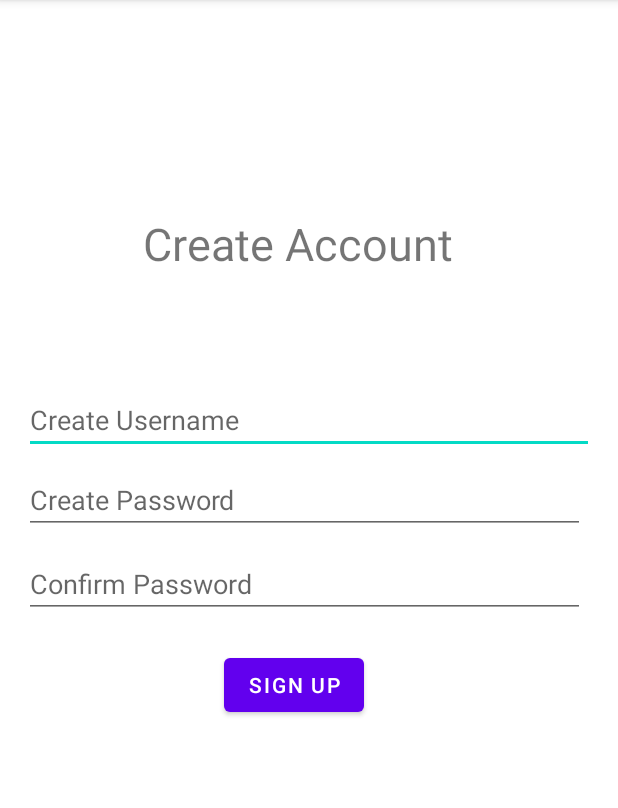
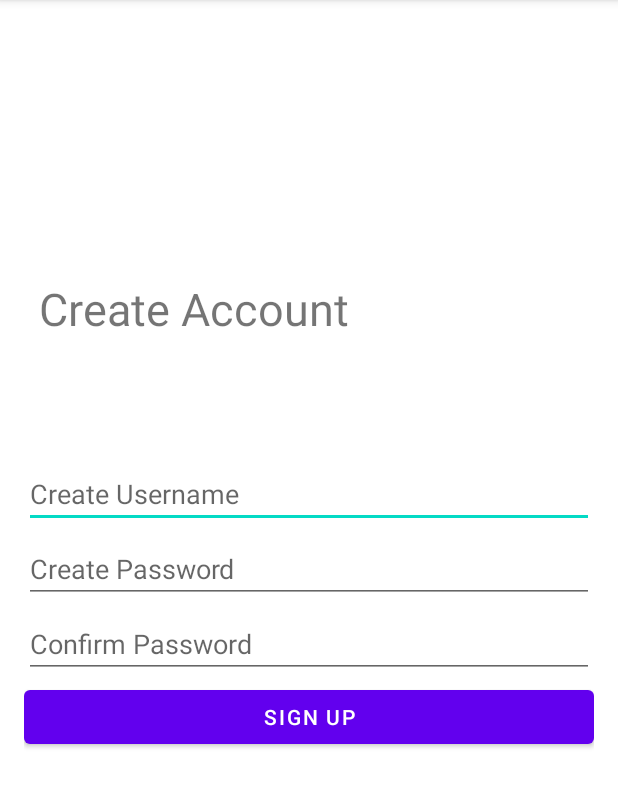
Before and after one commit to BabyKangaroo117/Frugl-APP, an Android app: the SignUp screen opened directly, with no data from a screen before it, on a phone screen of 412 x 824 dp, the part 84-892 px from its top. Run offline under Robolectric (Android 15) with nearby library versions, the phone set to English and light mode, and no system bars.

Commit message:
Updated main, login and signup views

```diff
--- a/app/src/main/res/layout/activity_sign_up.xml
+++ b/app/src/main/res/layout/activity_sign_up.xml
@@ -7,14 +7,12 @@
     <!-- Title -->
     <TextView
         android:id="@+id/title"
-        android:layout_width="235dp"
+        android:layout_width="match_parent"
         android:layout_height="82dp"
-        android:layout_alignParentEnd="true"
         android:layout_alignParentBottom="true"
-        android:layout_marginEnd="75dp"
-        android:layout_marginBottom="543dp"
+        android:layout_marginBottom="500dp"
+        android:paddingLeft="10dp"
         android:paddingTop="15dp"
-        android:paddingLeft="10dp"
         android:text="Create Account"
         android:textSize="30dp" />
 
@@ -24,43 +22,37 @@
         android:layout_width="match_parent"
         android:layout_height="wrap_content"
         android:layout_alignParentBottom="true"
-        android:layout_marginBottom="449dp"
+        android:layout_marginBottom="400dp"
         android:hint="Create Username" />
 
     <!-- password -->
     <EditText
         android:id="@+id/password"
-        android:layout_width="389dp"
+        android:layout_width="match_parent"
         android:layout_height="wrap_content"
-        android:layout_alignParentEnd="true"
         android:layout_alignParentBottom="true"
-        android:layout_marginEnd="6dp"
-        android:layout_marginBottom="396dp"
+        android:layout_marginBottom="350dp"
         android:ems="10"
-        android:inputType="textPassword"
-        android:hint="Create Password"/>
+        android:hint="Create Password"
+        android:inputType="textPassword" />
 
     <!-- confirm password -->
     <EditText
         android:id="@+id/confirmPassword"
-        android:layout_width="389dp"
+        android:layout_width="match_parent"
         android:layout_height="wrap_content"
-        android:layout_alignParentEnd="true"
         android:layout_alignParentBottom="true"
-        android:layout_marginEnd="6dp"
-        android:layout_marginBottom="340dp"
+        android:layout_marginBottom="300dp"
         android:ems="10"
-        android:inputType="textPassword"
-        android:hint="Confirm Password"/>
+        android:hint="Confirm Password"
+        android:inputType="textPassword" />
 
     <!-- sign up button -->
     <Button
         android:id="@+id/create"
-        android:layout_width="wrap_content"
+        android:layout_width="match_parent"
         android:layout_height="wrap_content"
-        android:layout_alignParentEnd="true"
         android:layout_alignParentBottom="true"
-        android:layout_marginEnd="153dp"
-        android:layout_marginBottom="271dp"
-        android:text="Sign Up"/>
+        android:layout_marginBottom="250dp"
+        android:text="Sign Up" />
 </RelativeLayout>
```
Also changed, not shown: app/src/main/res/layout/activity_login.xml (+9 -11 lines), app/src/main/res/layout/activity_main.xml (+21 -13 lines).
